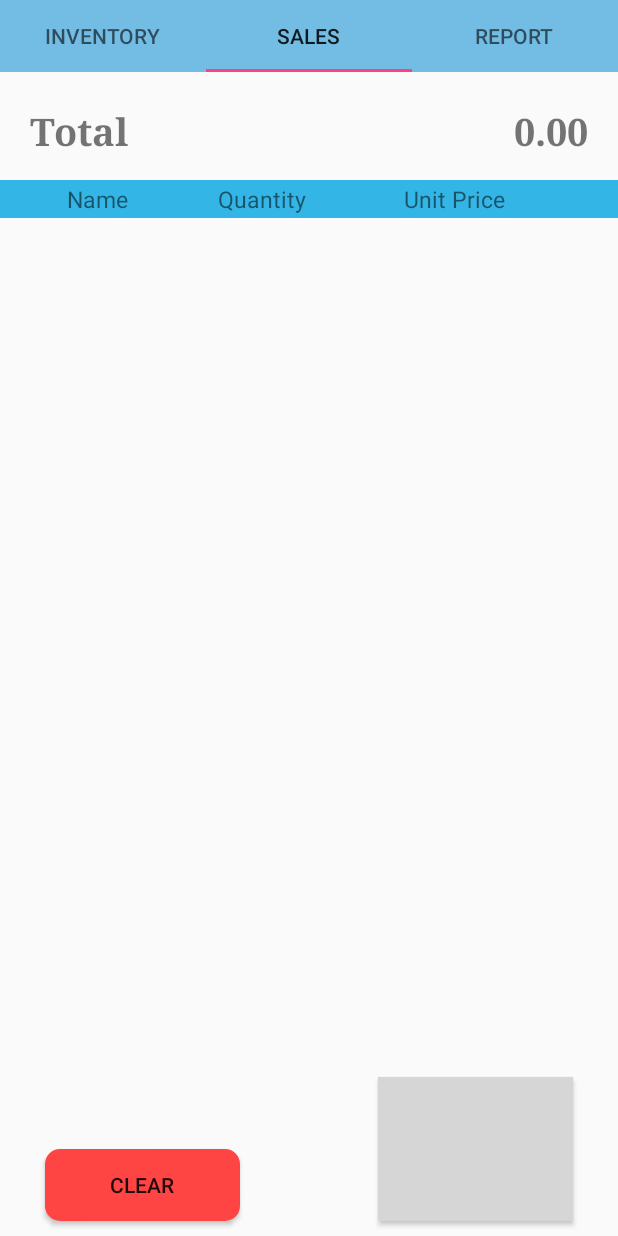
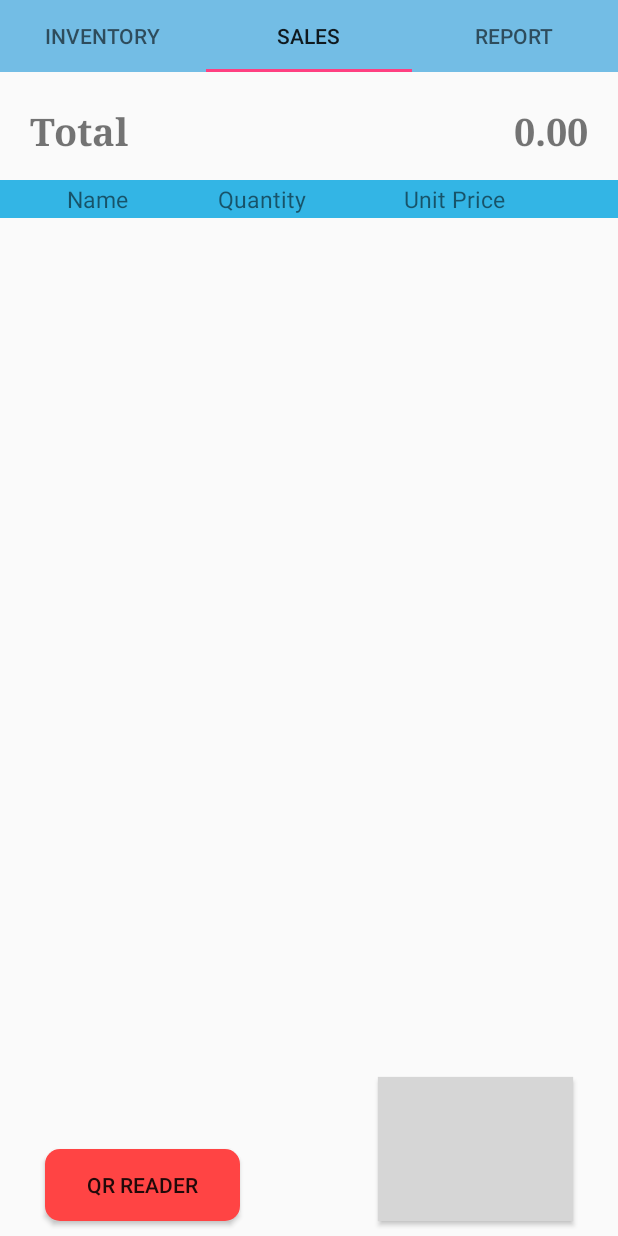
Before and after one commit to mfahad88/BiplPos, an Android app: the InventoryFragment screen opened directly, with no data from a screen before it, tab 2 chosen, on a phone screen of 412 x 824 dp. Run offline under Robolectric (Android 15) with nearby library versions, the light colour scheme and no system bars; 4 statements that could not run were skipped; grey boxes are pictures that could not be loaded.

Commit message:
13-feb-2017

```diff
--- a/app/src/main/java/com/example/bipl/biplpos/SelectionActivity.java
+++ b/app/src/main/java/com/example/bipl/biplpos/SelectionActivity.java
@@ -1,11 +1,13 @@
 package com.example.bipl.biplpos;
 
 import android.app.Activity;
+import android.content.res.Resources;
 import android.os.Bundle;
 import android.support.design.widget.TabLayout;
 import android.support.v4.app.Fragment;
 import android.support.v4.app.FragmentManager;
 import android.support.v4.app.FragmentPagerAdapter;
+import android.support.v4.app.FragmentStatePagerAdapter;
 import android.support.v4.view.ViewPager;
 import android.support.v7.app.ActionBarActivity;
 import android.support.v7.app.AppCompatActivity;
@@ -24,6 +26,8 @@ import layout.SalesFragment;
 public class SelectionActivity extends AppCompatActivity {
     private TabLayout tabLayout;
     private ViewPager viewPager;
+    private ViewPagerAdapter adapter;
+
     @Override
     protected void onCreate(Bundle savedInstanceState) {
         super.onCreate(savedInstanceState);
@@ -36,15 +40,15 @@ public class SelectionActivity extends AppCompatActivity {
     }
 
     private void setupViewPager(ViewPager viewPager) {
-        ViewPagerAdapter adapter = new ViewPagerAdapter(getSupportFragmentManager());
-        adapter.addFragment(new InventoryFragment(), "Inventory");
+        adapter = new ViewPagerAdapter(getSupportFragmentManager());
+        /*adapter.addFragment(new InventoryFragment(), "Inventory");
         adapter.addFragment(new SalesFragment(), "Sales");
-        adapter.addFragment(new ReportFragment(), "Report");
+        adapter.addFragment(new ReportFragment(), "Report");*/
         viewPager.setAdapter(adapter);
     }
 
 
-    class ViewPagerAdapter extends FragmentPagerAdapter {
+   /* class ViewPagerAdapter extends FragmentPagerAdapter {
         private final List<Fragment> mFragmentList = new ArrayList<>();
         private final List<String> mFragmentTitleList = new ArrayList<>();
 
@@ -71,5 +75,51 @@ public class SelectionActivity extends AppCompatActivity {
         public CharSequence getPageTitle(int position) {
             return mFragmentTitleList.get(position);
         }
+    }*/
+
+    class ViewPagerAdapter extends FragmentStatePagerAdapter {
+
+        private UpdatableFragment[] fragments;
+        private String[] fragmentNames;
+
+
+        public ViewPagerAdapter(FragmentManager fragmentManager) {
+
+            super(fragmentManager);
+
+            UpdatableFragment reportFragment = new ReportFragment();
+            UpdatableFragment saleFragment = new SalesFragment(reportFragment);
+            UpdatableFragment inventoryFragment = new InventoryFragment(saleFragment);
+
+            fragments = new UpdatableFragment[] { inventoryFragment, saleFragment,
+                    reportFragment };
+            fragmentNames = new String[] { "Inventory", "Sales", "Report" };
+
+        }
+
+        @Override
+        public Fragment getItem(int i) {
+            return fragments[i];
+        }
+
+        @Override
+        public int getCount() {
+            return fragments.length;
+        }
+
+        @Override
+        public CharSequence getPageTitle(int i) {
+            return fragmentNames[i];
+        }
+
+        /**
+         * Update
+         * @param index
+         */
+        public void update(int index) {
+            fragments[index].update();
+        }
+
     }
+
 }
--- /dev/null
+++ b/app/src/main/java/com/example/bipl/biplpos/UpdatableFragment.java
@@ -0,0 +1,11 @@
+package com.example.bipl.biplpos;
+
+import android.support.v4.app.Fragment;
+
+/**
+ * Created by fahad on 2/13/2017.
+ */
+
+public abstract class UpdatableFragment extends Fragment {
+    public abstract void update();
+}
--- a/app/src/main/java/layout/InventoryFragment.java
+++ b/app/src/main/java/layout/InventoryFragment.java
@@ -20,12 +20,13 @@ import android.widget.Toast;
 
 import com.example.bipl.biplpos.DbHelper;
 import com.example.bipl.biplpos.R;
+import com.example.bipl.biplpos.UpdatableFragment;
 
 
 /**
  * A simple {@link Fragment} subclass.
  */
-public class InventoryFragment extends Fragment {
+public class InventoryFragment extends UpdatableFragment {
     EditText name, unitPrice;
     Button btn_done;
     TableLayout tableLayout;
@@ -37,12 +38,12 @@ public class InventoryFragment extends Fragment {
     View view;
     private int Id=0;
     private int Id_prod=0;
-    public InventoryFragment() {
+    UpdatableFragment salesFragment;
+    public InventoryFragment(UpdatableFragment salesFragment) {
         // Required empty public constructor
+        this.salesFragment=salesFragment;
     }
-    public static InventoryFragment newInstance() {
-        return new InventoryFragment();
-    }
+
 
 
 
@@ -72,6 +73,7 @@ public class InventoryFragment extends Fragment {
                         fillTable(inventoryName,inventoryPrice);
                         Id++;
                         new insertRecords().execute();
+
                     } catch (Exception e) {
                         Log.e("TAG", e.getMessage());
                     }
@@ -116,9 +118,6 @@ public class InventoryFragment extends Fragment {
                     int rowCount=(int)tr.getTag();
                     TextView tv=(TextView)tr.getChildAt(0);
                     final TextView tv_unitprice=(TextView)tr.getChildAt(1);
-
-                   // Toast.makeText(view.getContext(), String.valueOf(tv_unitprice.getText()), Toast.LENGTH_SHORT).show();
-
                     final Dialog dialog=new Dialog(view.getContext());
                     dialog.setContentView(R.layout.productdialog);
                     final EditText productName=(EditText)dialog.findViewById(R.id.productName);
@@ -143,20 +142,8 @@ public class InventoryFragment extends Fragment {
                                 prodPrice=String.valueOf(dialogQuantity);
                                 prodQty=String.valueOf(productQuantity.getText());
                                 new insertSales().execute();
+                                salesFragment.update();
                                 dialog.dismiss();
-
-                                try {
-                                    Bundle bundle=new Bundle();
-                                    bundle.putString("Qty",prodName);
-                                    bundle.putString("Name",prodPrice);
-                                    SalesFragment salesFragment=new SalesFragment();
-                                    salesFragment.setArguments(bundle);
-                                    getFragmentManager().beginTransaction().add(R.id.sales_frag,salesFragment).commit();
-
-                                  //  Toast.makeText(dialog.getContext(), String.valueOf(dialogQuantity), Toast.LENGTH_SHORT).show();
-                                }catch (Exception e){
-                                    Log.e("TAG",e.getMessage());
-                                }
                             }
                         });
                         dialog.show();
@@ -169,6 +156,10 @@ public class InventoryFragment extends Fragment {
         } catch (Exception e) {
             Log.e("TAG", e.getMessage());
         }
+    }
+
+    @Override
+    public void update() {
     }
 
     private class getRecords extends AsyncTask<Void, Void, Void> {
@@ -200,7 +191,6 @@ public class InventoryFragment extends Fragment {
         protected void onPostExecute(Void aVoid) {
             super.onPostExecute(aVoid);
             DbHelper dbHelper = new DbHelper(view.getContext());
-         //   Toast.makeText(getContext(), inventoryName+","+ inventoryPrice, Toast.LENGTH_SHORT).show();
             dbHelper.insertProducts(Id,inventoryName, inventoryPrice);
         }
     }
@@ -216,7 +206,6 @@ public class InventoryFragment extends Fragment {
         protected void onPostExecute(Void aVoid) {
             super.onPostExecute(aVoid);
             DbHelper dbHelper = new DbHelper(view.getContext());
-            //Toast.makeText(getContext(), prodName+" "+prodPrice, Toast.LENGTH_SHORT).show();
             dbHelper.insertSales(Id_prod,prodName,prodQty, prodPrice);
         }
     }
--- a/app/src/main/java/layout/ReportFragment.java
+++ b/app/src/main/java/layout/ReportFragment.java
@@ -8,11 +8,12 @@ import android.view.View;
 import android.view.ViewGroup;
 
 import com.example.bipl.biplpos.R;
+import com.example.bipl.biplpos.UpdatableFragment;
 
 /**
  * A simple {@link Fragment} subclass.
  */
-public class ReportFragment extends Fragment {
+public class ReportFragment extends UpdatableFragment {
 
 
     public ReportFragment() {
@@ -27,4 +28,8 @@ public class ReportFragment extends Fragment {
         return inflater.inflate(R.layout.fragment_report, container, false);
     }
 
+    @Override
+    public void update() {
+
+    }
 }
--- a/app/src/main/java/layout/SalesFragment.java
+++ b/app/src/main/java/layout/SalesFragment.java
@@ -1,6 +1,7 @@
 package layout;
 
 
+import android.app.Dialog;
 import android.content.Context;
 import android.os.AsyncTask;
 import android.os.Bundle;
@@ -12,7 +13,9 @@ import android.view.Gravity;
 import android.view.LayoutInflater;
 import android.view.View;
 import android.view.ViewGroup;
+import android.widget.Button;
 import android.widget.FrameLayout;
+import android.widget.ImageView;
 import android.widget.LinearLayout;
 import android.widget.ScrollView;
 import android.widget.TableLayout;
@@ -22,11 +25,12 @@ import android.widget.Toast;
 
 import com.example.bipl.biplpos.DbHelper;
 import com.example.bipl.biplpos.R;
+import com.example.bipl.biplpos.UpdatableFragment;
 
 /**
  * A simple {@link Fragment} subclass.
  */
-public class SalesFragment extends Fragment{
+public class SalesFragment extends UpdatableFragment{
     TextView totalAmount;
     View view;
     TableLayout tableLayout;
@@ -35,24 +39,39 @@ public class SalesFragment extends Fragment{
     LinearLayout linearLayout;
     TableRow tr;
     TextView name_tv,unit_tv,qty_tv;
-    public SalesFragment() {
+    Button btn_finger,btn_qr;
+    UpdatableFragment reportFragment;
+
+    public SalesFragment(UpdatableFragment reportFragment) {
         // Required empty public constructor
+        super();
+        this.reportFragment=reportFragment;
     }
+
+
 
 
     @Override
     public View onCreateView(LayoutInflater inflater, ViewGroup container,
                              Bundle savedInstanceState) {
         // Inflate the layout for this fragment
-
-
         view=inflater.inflate(R.layout.fragment_sales, container, false);
         frag=(FrameLayout)view.findViewById(R.id.sales_frag);
         totalAmount=(TextView)view.findViewById(R.id.textTotal);
         tableLayout=(TableLayout)view.findViewById(R.id.tableOrder);
         scrollView=(ScrollView)view.findViewById(R.id.scrollViewSales);
         linearLayout=(LinearLayout)view.findViewById(R.id.linearLayoutSales);
+        btn_finger=(Button)view.findViewById(R.id.buttonFinger);
+        btn_qr=(Button)view.findViewById(R.id.buttonQR);
+
+        //frag.addView(totalAmount);
         new getProduct().execute();
+        btn_finger.setOnClickListener(new View.OnClickListener() {
+            @Override
+            public void onClick(View v) {
+                showpopup();
+            }
+        });
         return view;
     }
 
@@ -79,9 +98,9 @@ public class SalesFragment extends Fragment{
         TableRow.LayoutParams name_params=new TableRow.LayoutParams(TableRow.LayoutParams.MATCH_PARENT, TableRow.LayoutParams.WRAP_CONTENT);
         TableRow.LayoutParams unit_params=new TableRow.LayoutParams(TableRow.LayoutParams.MATCH_PARENT, TableRow.LayoutParams.WRAP_CONTENT);
         TableRow.LayoutParams qty_params=new TableRow.LayoutParams(TableRow.LayoutParams.MATCH_PARENT, TableRow.LayoutParams.WRAP_CONTENT);
-        name_params.setMargins(20,0,0,20);
-        unit_params.setMargins(150,0,0,150);
-        qty_params.setMargins(150,0,0,150);
+        name_params.setMargins(70,0,70,0);
+        unit_params.setMargins(60,0,60,0);
+        qty_params.setMargins(130,0,130,0);
         name_tv.setLayoutParams(name_params);
         unit_tv.setLayoutParams(unit_params);
         qty_tv.setLayoutParams(qty_params);
@@ -92,6 +111,27 @@ public class SalesFragment extends Fragment{
         tableLayout.addView(tr, new TableLayout.LayoutParams(TableLayout.LayoutParams.MATCH_PARENT, TableLayout.LayoutParams.MATCH_PARENT));
     }
 
+    public void showpopup(){
+        final Dialog dialog=new Dialog(view.getContext());
+        dialog.setContentView(R.layout.fingerdialog);
+        dialog.setTitle("Scanning...");
+        dialog.setCanceledOnTouchOutside(false);
+        ImageView imageView=(ImageView)dialog.findViewById(R.id.imageFinger);
+        imageView.setOnClickListener(new View.OnClickListener() {
+            @Override
+            public void onClick(View v) {
+                dialog.dismiss();
+            }
+        });
+        dialog.show();
+    }
+
+    @Override
+    public void update() {
+        DbHelper dbHelper=new DbHelper(getContext());
+        totalAmount.setText(String.valueOf(dbHelper.totalSales()));
+        new getProduct().execute();
+    }
 
 
     public class getProduct extends AsyncTask<Void,Void,Void>{
@@ -105,12 +145,12 @@ public class SalesFragment extends Fragment{
         protected void onPostExecute(Void aVoid) {
             super.onPostExecute(aVoid);
             DbHelper dbHelper=new DbHelper(view.getContext());
+
            for(int i=0;i<dbHelper.getSales().size();i++) {
-               //Toast.makeText(getContext(),String.valueOf(dbHelper.getSales().get(i).getTotalAmount()), Toast.LENGTH_SHORT).show();
                 fillTable(dbHelper.getSales().get(i).getName(),String.valueOf(dbHelper.getSales().get(i).getQty()), String.valueOf(dbHelper.getSales().get(i).getTotalAmount()));
-              // totalAmount.setText(String.valueOf(dbHelper.getSales().get(i).getTotalAmount()));
                Log.e("TAG",dbHelper.getSales().get(i).getName()+" "+String.valueOf(dbHelper.getSales().get(i).getQty())+" "+String.valueOf(dbHelper.getSales().get(i).getTotalAmount()));
             }
+
         }
     }
 
--- a/app/src/main/res/layout/fragment_sales.xml
+++ b/app/src/main/res/layout/fragment_sales.xml
@@ -72,10 +72,10 @@
     </TableLayout>
 
     <Button
-        android:text="@string/clear"
+        android:text="QR reader"
         android:layout_width="wrap_content"
         android:layout_height="wrap_content"
-        android:id="@+id/buttonClear"
+        android:id="@+id/buttonQR"
         android:background="@drawable/roundbtnred"
         android:layout_gravity="bottom|left"
         android:layout_marginLeft="30dp"
@@ -83,10 +83,10 @@
         android:layout_marginBottom="10dp"/>
 
     <Button
-        android:text="@string/done"
+        android:text="FingerScan"
         android:layout_width="wrap_content"
         android:layout_height="wrap_content"
-        android:id="@+id/buttonDone"
+        android:id="@+id/buttonFinger"
         android:background="@drawable/roundbtngreen"
         android:layout_gravity="bottom|right"
         android:layout_marginRight="30dp"
```
Also changed, not shown: app/src/main/java/com/example/bipl/biplpos/dbHelper.java (+17 -0 lines), app/src/main/res/layout/fingerdialog.xml (added, +9 -0 lines).
